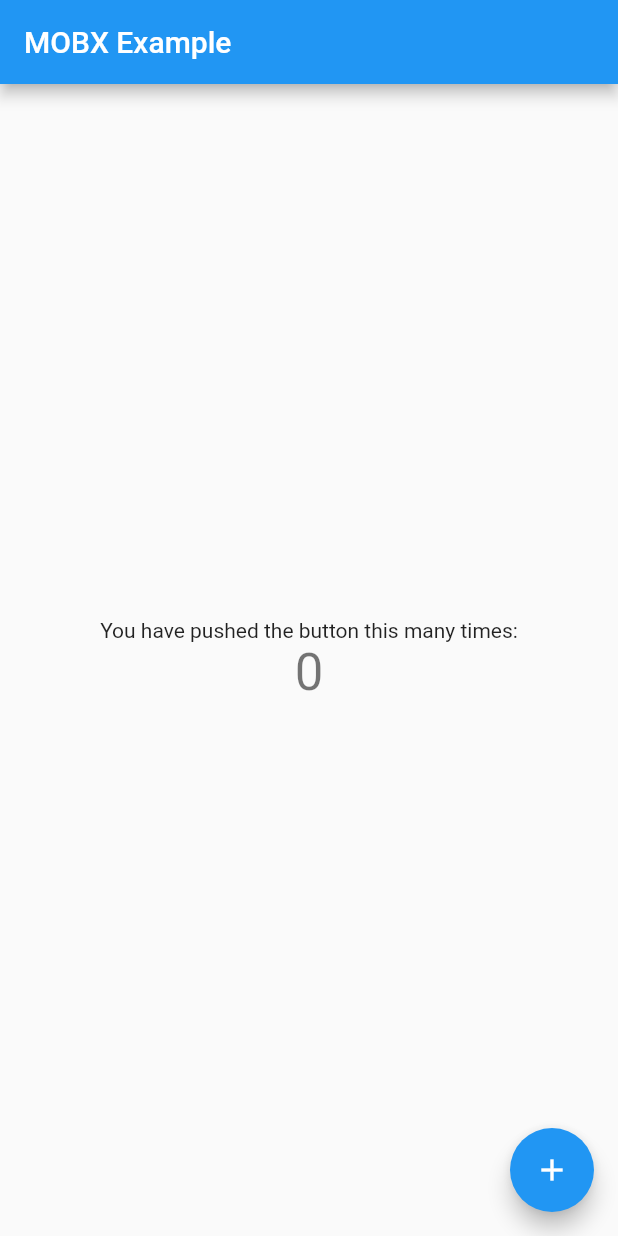
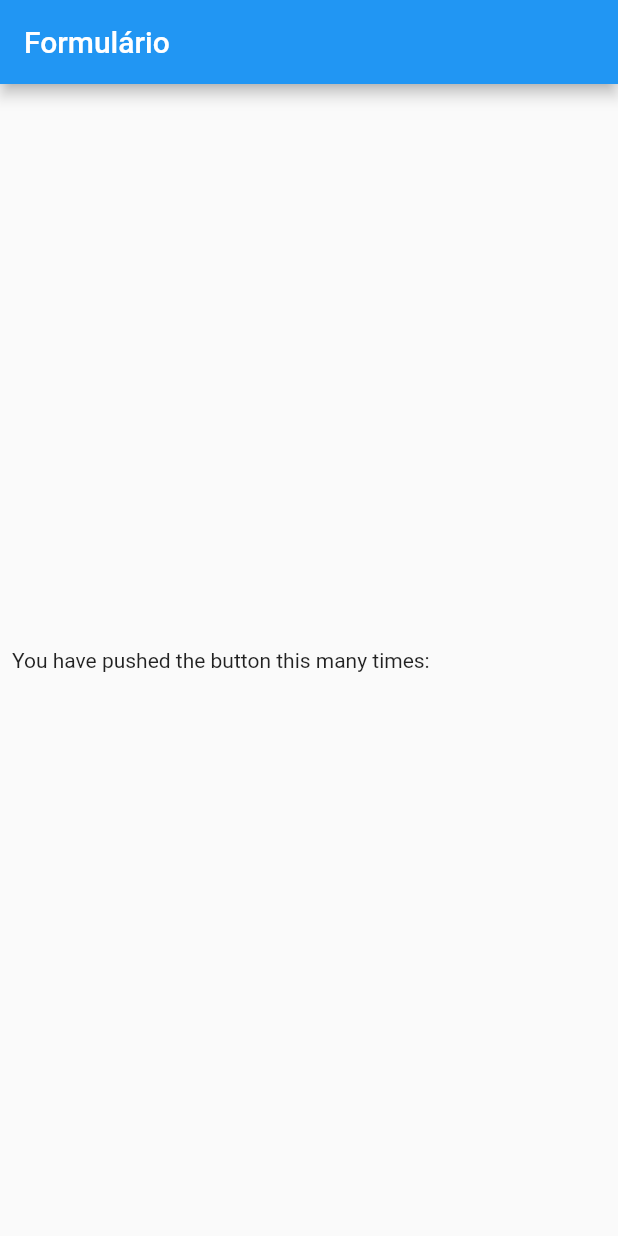
Before and after one commit to rlucioda/mobx_example, a Flutter app: the screen it shows after launch, on a phone screen of 412 x 824 dp. Run offline on Flutter 3.47's test engine with Material 2 defaults, Android fonts, the phone set to English and light mode, and no system bars; our stand-ins replace flutter_mobx, mobx; generated files the repository leaves out were written again.

Commit message:
Exercicio MobX - Jacob Moura - Form Reativo

```diff
--- a/lib/home.dart
+++ b/lib/home.dart
@@ -1,17 +1,31 @@
 import 'package:flutter/material.dart';
 import 'package:flutter_mobx/flutter_mobx.dart';
-import 'package:mobx_example/controller.dart'; //* Import the Counter in the Controller class
+import 'package:mobx_example/controller.dart';
 
-class MyHomePage extends StatelessWidget {
-  final controller = Controller(); // Instantiate the store
+class MyHomePage extends StatefulWidget {
+  @override
+  _MyHomePageState createState() => _MyHomePageState();
+}
+
+class _MyHomePageState extends State<MyHomePage> {
+  final controller = Controller();
 
   @override
   Widget build(BuildContext context) {
+    _textField({String labelText, onChanged}) {
+      return TextField(
+        onChanged: onChanged,
+        decoration:
+            InputDecoration(border: OutlineInputBorder(), labelText: labelText),
+      );
+    }
+
     return Scaffold(
       appBar: AppBar(
-        title: Text('MOBX Example'),
+        title: Text('Formulário'),
       ),
-      body: Center(
+      body: Padding(
+        padding: const EdgeInsets.all(8.0),
         child: Column(
           mainAxisAlignment: MainAxisAlignment.center,
           children: <Widget>[
@@ -19,22 +33,9 @@ class MyHomePage extends StatelessWidget {
               'You have pushed the button this many times:',
             ),
             // Wrapping in the Observer will automatically re-render on changes to counter.value
-            Observer(builder: (_) {
-              return Text(
-                '${controller.counter}',
-                style: Theme.of(context).textTheme.headline4,
-              );
-            }),
           ],
         ),
       ),
-      floatingActionButton: FloatingActionButton(
-        onPressed: () {
-          controller.increment();
-        },
-        tooltip: 'Increment',
-        child: Icon(Icons.add),
-      ), // This trailing comma makes auto-formatting nicer for build methods.
     );
   }
 }
```
Also changed, not shown: lib/contorller copy.dart (deleted, +0 -22 lines), lib/controller.dart (+3 -9 lines), lib/models/client.dart (added, +22 -0 lines), lib/controller.g.dart, lib/models/client.g.dart (added).
